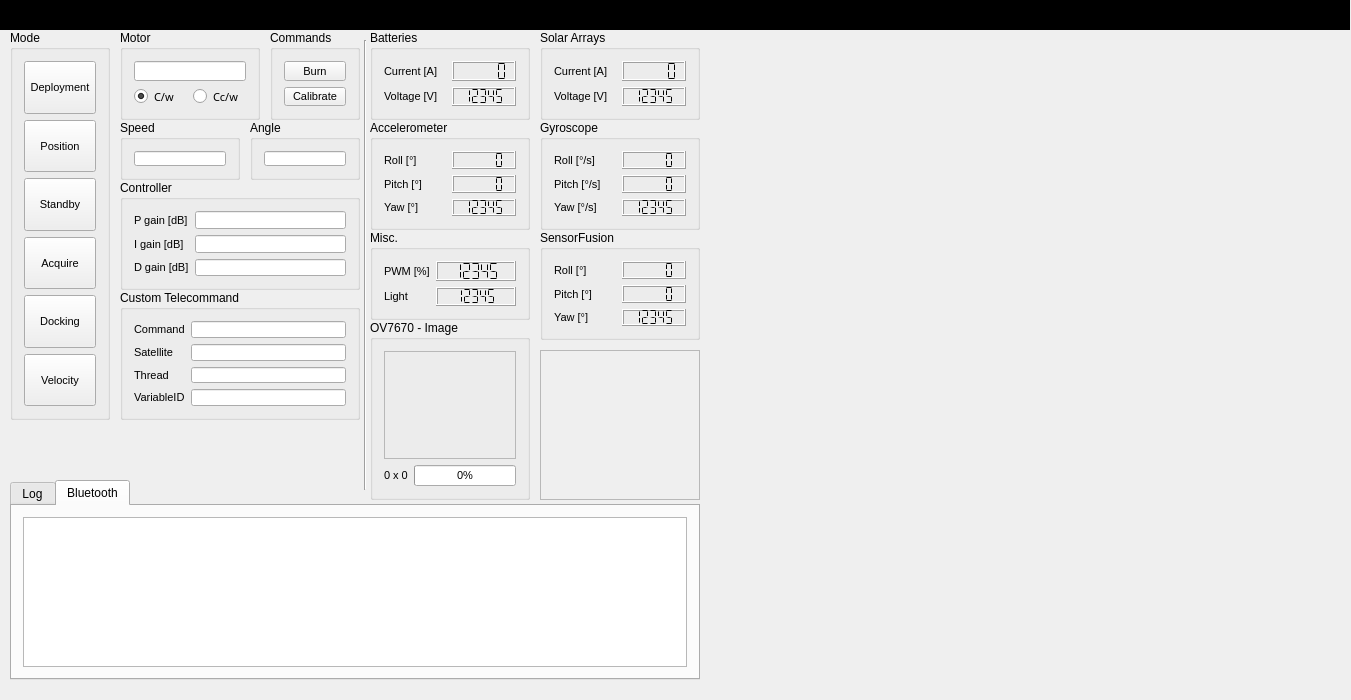
First picture: the form in groundstation.ui, repository Angele-/FloatSat_GroundStation, before the edit.
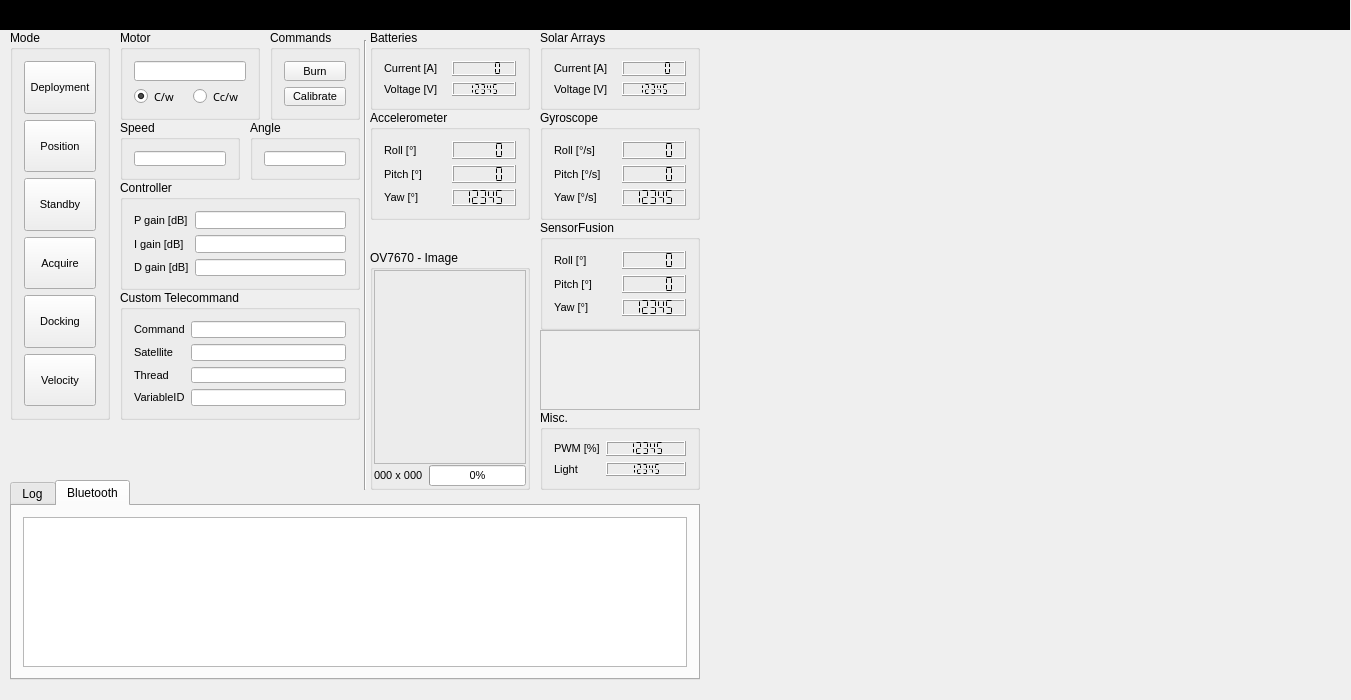
Second picture: the form after the edit. Custom widgets are drawn as their Qt base class.

Commit message: Set fixed picture size and changed compass a bit

Diff of the .ui file:
```diff
--- a/groundstation.ui
+++ b/groundstation.ui
@@ -319,9 +319,9 @@
     <property name="geometry">
      <rect>
       <x>540</x>
-      <y>350</y>
+      <y>330</y>
       <width>160</width>
-      <height>150</height>
+      <height>80</height>
      </rect>
     </property>
     <property name="frameShape">
@@ -331,6 +331,18 @@
      <enum>QFrame::Raised</enum>
     </property>
     <layout class="QHBoxLayout" name="horizontalLayout_4">
+     <property name="leftMargin">
+      <number>0</number>
+     </property>
+     <property name="topMargin">
+      <number>0</number>
+     </property>
+     <property name="rightMargin">
+      <number>0</number>
+     </property>
+     <property name="bottomMargin">
+      <number>0</number>
+     </property>
      <item>
       <widget class="Compass" name="compass_widget" native="true"/>
      </item>
@@ -342,7 +354,7 @@
       <x>540</x>
       <y>30</y>
       <width>160</width>
-      <height>90</height>
+      <height>80</height>
      </rect>
     </property>
     <property name="font">
@@ -469,9 +481,9 @@
     <property name="geometry">
      <rect>
       <x>370</x>
-      <y>320</y>
+      <y>250</y>
       <width>160</width>
-      <height>180</height>
+      <height>240</height>
      </rect>
     </property>
     <property name="font">
@@ -484,6 +496,21 @@
      <string>OV7670 - Image</string>
     </property>
     <layout class="QVBoxLayout" name="verticalLayout">
+     <property name="spacing">
+      <number>1</number>
+     </property>
+     <property name="leftMargin">
+      <number>1</number>
+     </property>
+     <property name="topMargin">
+      <number>0</number>
+     </property>
+     <property name="rightMargin">
+      <number>1</number>
+     </property>
+     <property name="bottomMargin">
+      <number>1</number>
+     </property>
      <item>
       <widget class="QFrame" name="pic_frame">
        <property name="frameShape">
@@ -493,14 +520,35 @@
         <enum>QFrame::Raised</enum>
        </property>
        <layout class="QHBoxLayout" name="horizontalLayout_3">
+        <property name="spacing">
+         <number>3</number>
+        </property>
+        <property name="leftMargin">
+         <number>6</number>
+        </property>
+        <property name="topMargin">
+         <number>6</number>
+        </property>
+        <property name="rightMargin">
+         <number>6</number>
+        </property>
+        <property name="bottomMargin">
+         <number>6</number>
+        </property>
         <item>
          <widget class="QLabel" name="picture">
           <property name="sizePolicy">
-           <sizepolicy hsizetype="Preferred" vsizetype="Expanding">
+           <sizepolicy hsizetype="Fixed" vsizetype="Fixed">
             <horstretch>0</horstretch>
             <verstretch>0</verstretch>
            </sizepolicy>
           </property>
+          <property name="minimumSize">
+           <size>
+            <width>120</width>
+            <height>180</height>
+           </size>
+          </property>
           <property name="text">
            <string/>
           </property>
@@ -525,7 +573,7 @@
           </font>
          </property>
          <property name="text">
-          <string>0 x 0</string>
+          <string>000 x 000</string>
          </property>
         </widget>
        </item>
@@ -601,10 +649,10 @@
    <widget class="QGroupBox" name="groupBox_PWM">
     <property name="geometry">
      <rect>
-      <x>370</x>
-      <y>230</y>
+      <x>540</x>
+      <y>410</y>
       <width>160</width>
-      <height>90</height>
+      <height>80</height>
      </rect>
     </property>
     <property name="font">
@@ -689,7 +737,7 @@
       <x>370</x>
       <y>30</y>
       <width>160</width>
-      <height>90</height>
+      <height>80</height>
      </rect>
     </property>
     <property name="font">
@@ -765,7 +813,7 @@
     <property name="geometry">
      <rect>
       <x>370</x>
-      <y>120</y>
+      <y>110</y>
       <width>160</width>
       <height>110</height>
      </rect>
@@ -869,7 +917,7 @@
     <property name="geometry">
      <rect>
       <x>540</x>
-      <y>120</y>
+      <y>110</y>
       <width>160</width>
       <height>110</height>
      </rect>
@@ -979,7 +1027,7 @@
     <property name="geometry">
      <rect>
       <x>540</x>
-      <y>230</y>
+      <y>220</y>
       <width>160</width>
       <height>110</height>
      </rect>
```
The commit also changes 1 other file.
